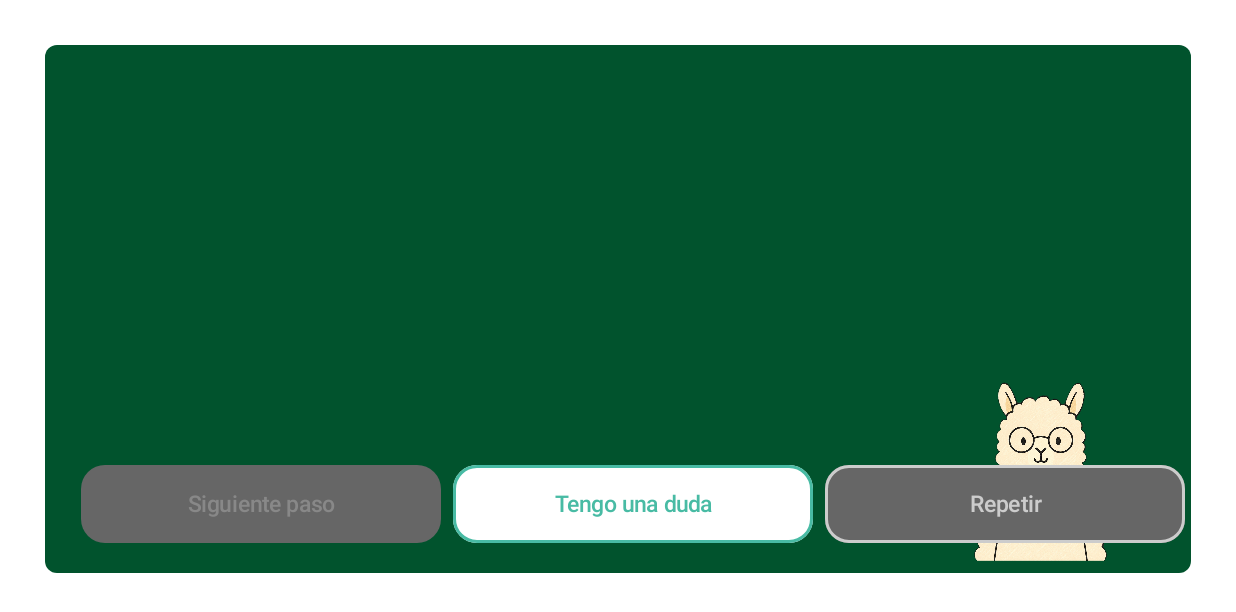
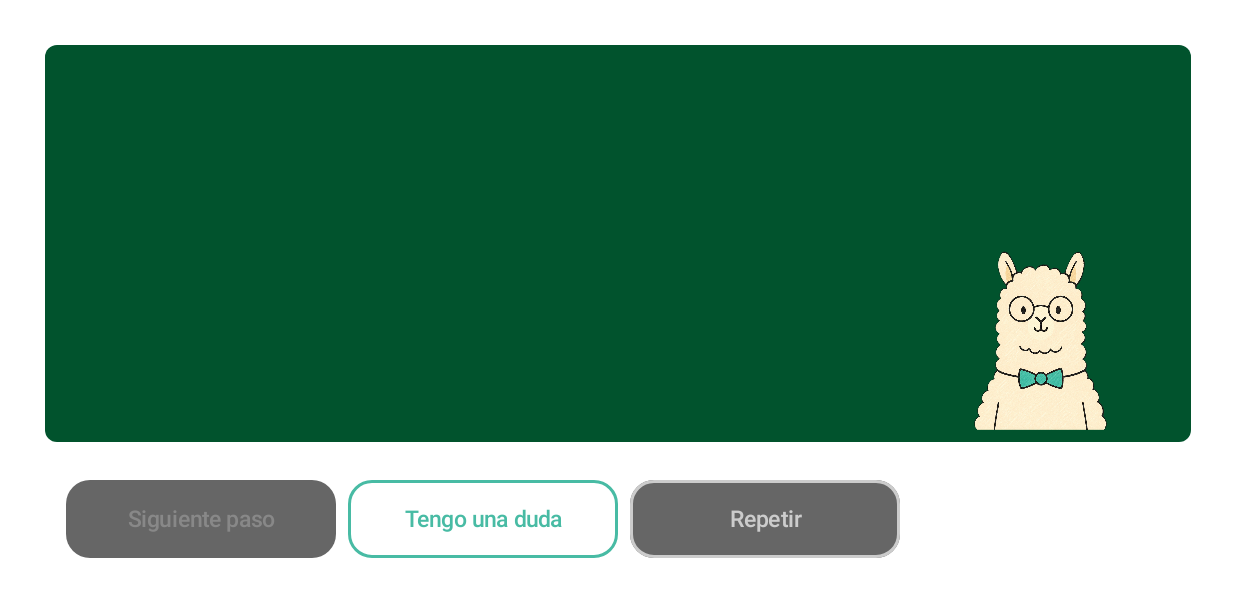
Before and after one commit to jjordanoc/yachai, an Android app built with Jetpack Compose: the HorizontalTutorialScreen screen opened through its navigation route, on a phone screen of 824 x 412 dp (held sideways). Shown: the top 612 px of the screen. Run offline under Robolectric (Android 15) with nearby library versions, the phone set to English and light mode, and no system bars; libraries missing offline, so code that uses them is left out: com.google.mediapipe.framework, com.google.mediapipe.tasks; 4 statements that could not run were skipped.

Commit message:
fix: alpaca overlay layout

```diff
--- a/app/src/main/java/com/jjordanoc/yachai/ui/screens/whiteboard/HorizontalTutorialScreen.kt
+++ b/app/src/main/java/com/jjordanoc/yachai/ui/screens/whiteboard/HorizontalTutorialScreen.kt
@@ -171,17 +171,17 @@ fun HorizontalTutorialScreen(
 
 
 
-    Box(
+    Column(
         modifier = Modifier
             .fillMaxSize()
             .background(White)
             .padding(30.dp)
     ) {
-        // Main whiteboard section
+        // Main whiteboard section with overlayed alpaca
         Box(
             modifier = Modifier
                 .fillMaxWidth()
-                .fillMaxHeight()
+                .weight(1f)
                 .background(
                     color = TutorialGreen,
                     shape = RoundedCornerShape(8.dp)
@@ -198,7 +198,7 @@ fun HorizontalTutorialScreen(
                 LazyColumn(
                     modifier = Modifier
                         .align(Alignment.CenterStart)
-                        .padding(start = 80.dp, end = 220.dp) // Increased end padding to account for alpaca
+                        .padding(start = 80.dp, end = 200.dp)
                         .fillMaxSize(),
                     horizontalAlignment = Alignment.Start,
                     verticalArrangement = Arrangement.Center
@@ -378,12 +378,10 @@ fun HorizontalTutorialScreen(
             }
         }
 
-        // Tutorial control buttons at bottom left
-        Column(
-            modifier = Modifier
-                .align(Alignment.BottomStart)
-                .padding(bottom = 20.dp, start = 20.dp)
-        ) {
+        Spacer(modifier = Modifier.height(15.dp))
+
+        // Tutorial control buttons
+        Column(modifier = Modifier.padding(10.dp)) {
             // Show status indicator when tutor is speaking
             if (uiState.isAlpacaSpeaking) {
                 Text(
@@ -397,8 +395,13 @@ fun HorizontalTutorialScreen(
                 )
             }
 
+            // Calculate available width for buttons (accounting for alpaca space)
+            val alpacaWidth = 200.dp
+            val availableWidth = LocalConfiguration.current.screenWidthDp.dp - 60.dp - alpacaWidth // Account for padding and alpaca
+
             Row(
                 modifier = Modifier
+                    .width(availableWidth)
                     .padding(horizontal = 4.dp),
                 horizontalArrangement = Arrangement.spacedBy(8.dp)
             ) {
--- a/app/src/main/java/com/jjordanoc/yachai/ui/screens/whiteboard/TutorialViewModel.kt
+++ b/app/src/main/java/com/jjordanoc/yachai/ui/screens/whiteboard/TutorialViewModel.kt
@@ -26,10 +26,6 @@ import com.jjordanoc.yachai.ui.screens.whiteboard.animations.MathAnimation
 import com.jjordanoc.yachai.ui.screens.whiteboard.animations.RectangleAnimation
 import androidx.lifecycle.ViewModelProvider
 
-data class Tuple10<A, B, C, D, E, F, G, H, I, J>(
-    val first: A, val second: B, val third: C, val fourth: D, val fifth: E,
-    val sixth: F, val seventh: G, val eighth: H, val ninth: I, val tenth: J
-)
 
 // Removed TutorialFlowState enum - no longer needed since we only have one state
 
```
